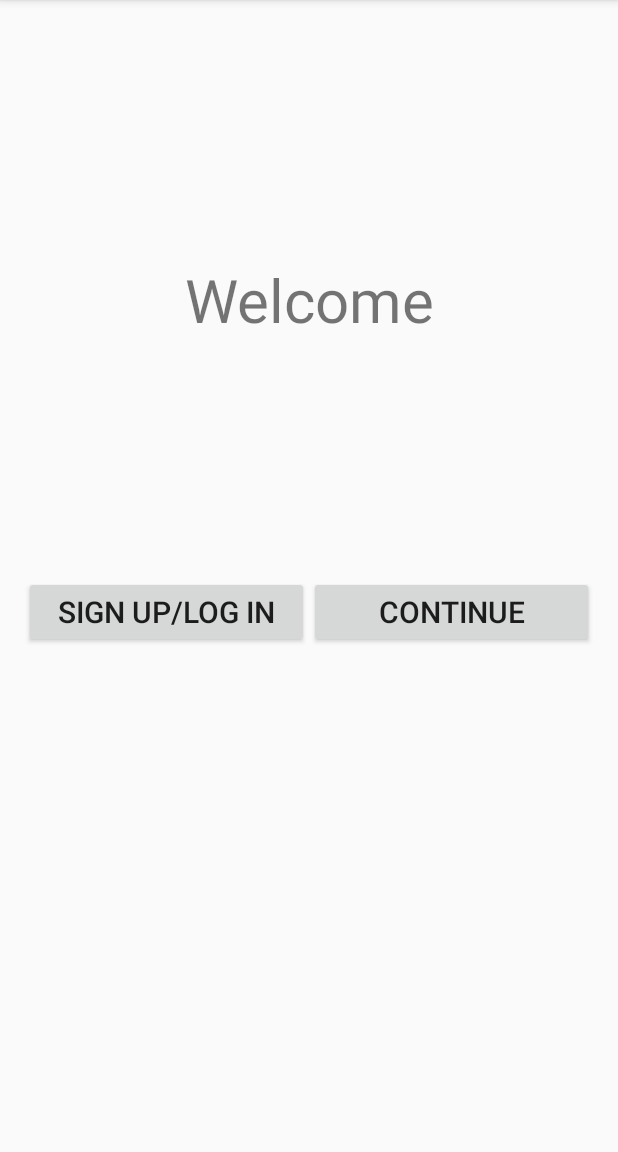
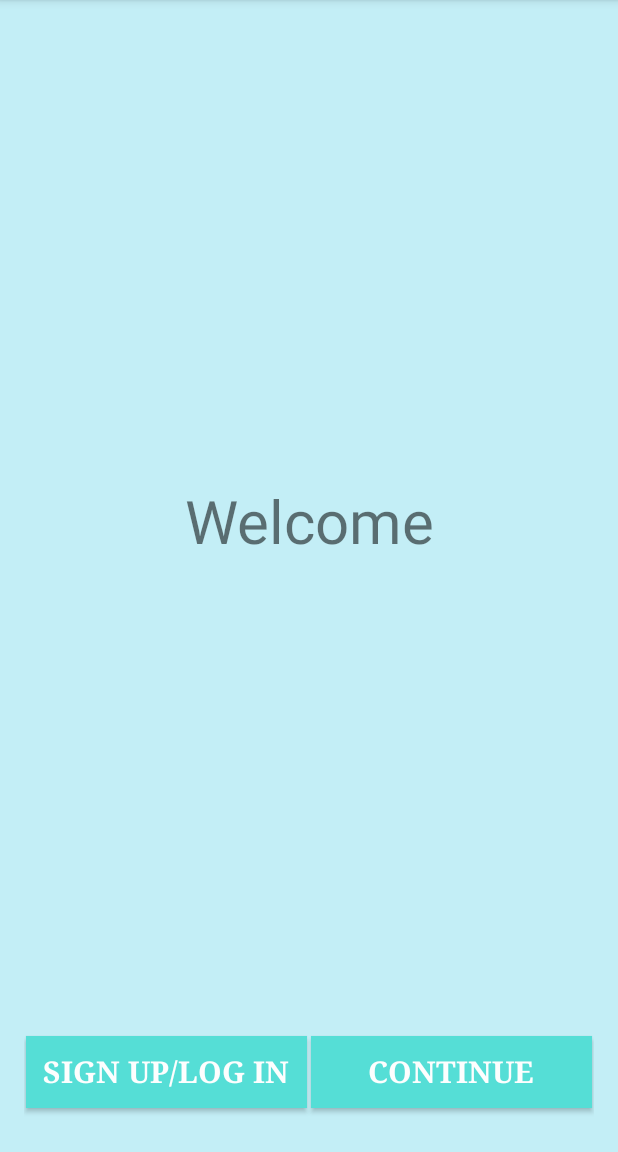
Before and after one commit to yl89757jj/FinalProject-WeCarry, an Android app: the screen it shows after launch (MainActivity), on a phone screen of 412 x 824 dp, the part 84-1236 px from its top. Run offline under Robolectric (Android 15) with nearby library versions, the phone set to English and light mode, and no system bars; libraries missing offline, so code that uses them is left out: com.firebase.client; 4 statements that could not run were skipped.

Commit message:
fonts and background

```diff
--- a/app/src/main/java/mengqi/finalproject_wecarry/HomeActivity.java
+++ b/app/src/main/java/mengqi/finalproject_wecarry/HomeActivity.java
@@ -8,9 +8,7 @@ import android.support.v7.widget.RecyclerView;
 import android.view.Menu;
 import android.view.MenuItem;
 import android.view.View;
-import android.widget.TextView;
 
-import com.firebase.client.AuthData;
 import com.firebase.client.Firebase;
 
 public class HomeActivity extends AppCompatActivity {
@@ -33,9 +31,9 @@ public class HomeActivity extends AppCompatActivity {
 
         flightsadapter = new FlightsAdapter(MainActivity.rootRef.child("flights"), HomeActivity.this);
         flightRecyclerView.setAdapter(flightsadapter);
+
         goodsAdapter = new GoodsAdapter(MainActivity.rootRef.child("goods"), HomeActivity.this);
         goodsRecyclerView.setAdapter(goodsAdapter);
-
 
         flightRecyclerView.setHasFixedSize(true);
         flightRecyclerView.setLayoutManager(new LinearLayoutManager(this));
--- a/app/src/main/res/layout/activity_main.xml
+++ b/app/src/main/res/layout/activity_main.xml
@@ -3,48 +3,51 @@
     xmlns:tools="http://schemas.android.com/tools"
     android:layout_width="match_parent"
     android:layout_height="match_parent"
+    android:background="#C3EEF6"
+    android:orientation="vertical"
     android:paddingBottom="@dimen/activity_vertical_margin"
     android:paddingLeft="@dimen/activity_horizontal_margin"
     android:paddingRight="@dimen/activity_horizontal_margin"
     android:paddingTop="@dimen/activity_vertical_margin"
-    tools:context="mengqi.finalproject_wecarry.MainActivity"
-    android:orientation="vertical">
+    tools:context="mengqi.finalproject_wecarry.MainActivity">
 
     <TextView
+        android:layout_width="match_parent"
         android:layout_height="0dp"
-        android:layout_weight="1"
-        android:layout_width="match_parent"
+        android:layout_weight="9"
         android:gravity="center"
-        android:textSize="40dp"
-        android:text="Welcome" />
+        android:text="Welcome"
+        android:textSize="40dp" />
 
 
     <LinearLayout
         android:layout_width="match_parent"
         android:layout_height="0dp"
+        android:layout_gravity="bottom"
         android:layout_weight="1"
-        android:orientation="horizontal"
-        android:layout_gravity="bottom">
+        android:orientation="horizontal">
 
         <Button
             android:id="@+id/log_in"
+            style="@style/MyButton"
             android:layout_width="0dp"
             android:layout_height="wrap_content"
             android:layout_weight="1"
+            android:gravity="center"
+            android:onClick="LogIn2"
             android:text="Sign Up/Log In"
-            android:gravity="center"
-            android:textSize="20dp"
-            android:onClick="LogIn2" />
+            android:textSize="20dp" />
 
         <Button
             android:id="@+id/conti"
+            style="@style/MyButton"
             android:layout_width="0dp"
             android:layout_height="wrap_content"
             android:layout_weight="1"
-            android:textSize="20dp"
+            android:gravity="center"
+            android:onClick="Continue"
             android:text="Continue"
-            android:gravity="center"
-            android:onClick="Continue" />
+            android:textSize="20dp" />
 
     </LinearLayout>
 </LinearLayout>
--- a/app/src/main/res/layout/activity_search_result.xml
+++ b/app/src/main/res/layout/activity_search_result.xml
@@ -6,6 +6,7 @@
     android:paddingBottom="@dimen/activity_vertical_margin"
     android:paddingLeft="@dimen/activity_horizontal_margin"
     android:paddingRight="@dimen/activity_horizontal_margin"
+    android:background="#C3EEF6"
     android:paddingTop="@dimen/activity_vertical_margin"
     tools:context="mengqi.finalproject_wecarry.SearchResult">
 
@@ -14,6 +15,7 @@
         android:layout_height="wrap_content"
         android:text="Post My Information"
         android:id="@+id/post"
+        style="@style/MyButton"
         android:layout_alignParentBottom="true"
         android:layout_alignParentRight="true"
         android:layout_alignParentEnd="true"
--- a/app/src/main/res/values/styles.xml
+++ b/app/src/main/res/values/styles.xml
@@ -8,4 +8,14 @@
         <item name="colorAccent">@color/colorAccent</item>
     </style>
 
+    <style name="MyButton">
+        <item name="android:textColor">#FDFEFE</item>
+        <item name="android:background">#55DED6</item>
+        <item name="android:typeface">serif</item>
+        <item name="android:padding">1dp</item>
+        <item name="android:textStyle">bold</item>
+        <item name="android:textSize">20sp</item>
+        <item name="android:layout_gravity">center</item>
+        <item name="android:layout_margin">1dp</item>
+    </style>
 </resources>
```
Also changed, not shown: app/src/main/res/layout/activity_home.xml (+36 -14 lines), app/src/main/res/layout/activity_log_in.xml (+11 -7 lines), app/src/main/res/layout/activity_search_flight.xml (+5 -3 lines), app/src/main/res/layout/activity_search_goods.xml (+5 -3 lines), app/src/main/res/layout/activity_user_carry.xml (+6 -4 lines), app/src/main/res/layout/activity_user_flight.xml (+7 -3 lines), app/src/main/res/layout/card_view_flight.xml (+59 -7 lines), app/src/main/res/layout/card_view_goods.xml (+43 -4 lines), 1 other file.
